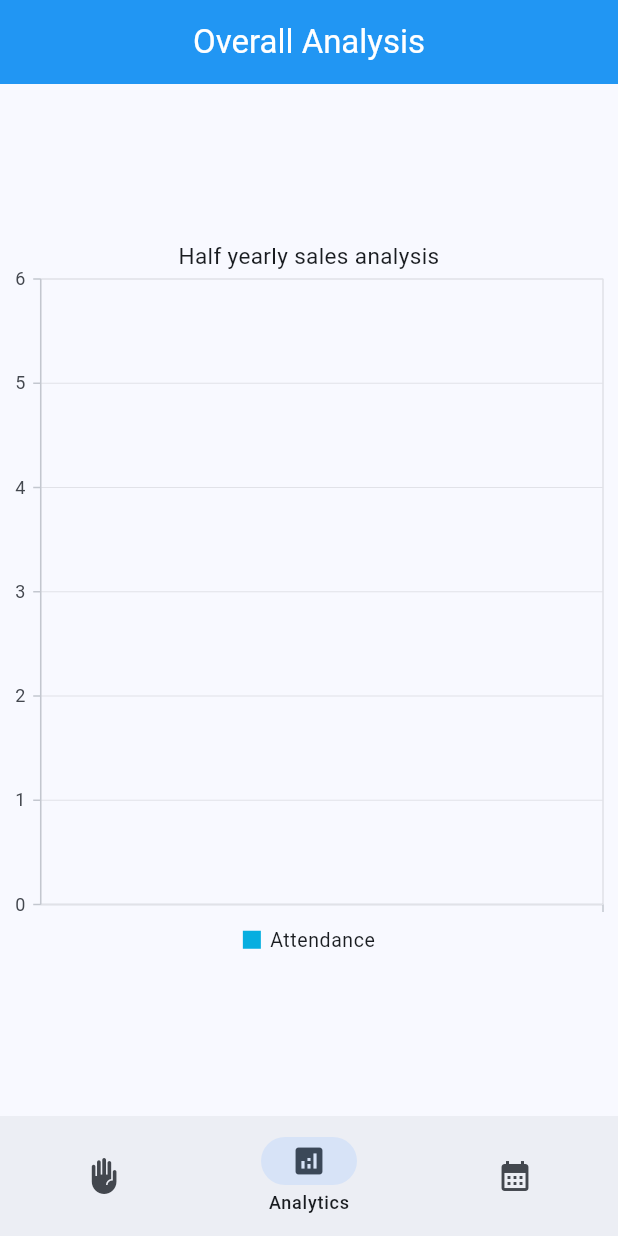
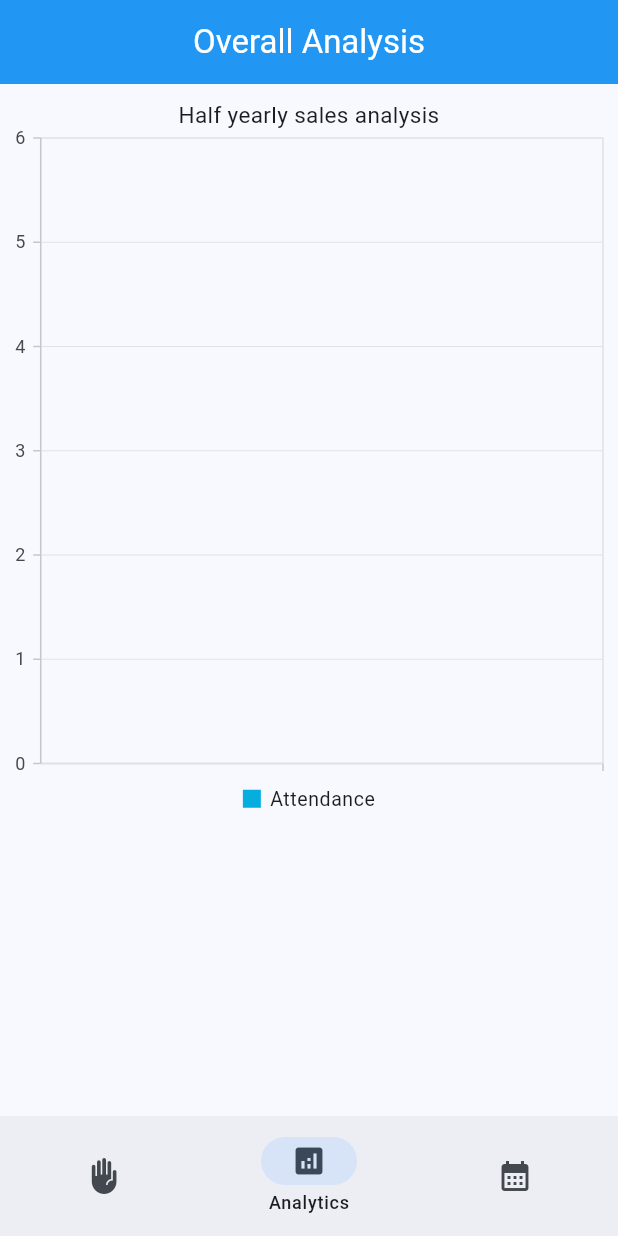
Before and after one commit to Suhail-Sharieff/PROJECT-attendance_app, a Flutter app: the screen it shows after launch, item 2 of the bottom bar chosen, on a phone screen of 412 x 824 dp. Run offline on Flutter 3.47's test engine with Material 3 defaults, Android fonts, the phone set to English and light mode, and no system bars; our stand-ins replace another_flushbar, fluttertoast, freezed_annotation, loading_animation_widget, percent_indicator, sqflite and 2 more; accounts and stored records are empty.

Commit message:
continue tmr

```diff
--- a/lib/pages/common_pages/analytics_page.dart
+++ b/lib/pages/common_pages/analytics_page.dart
@@ -38,7 +38,9 @@ class _AnalyticsPageState extends State<AnalyticsPage> {
   Widget build(BuildContext context) {
     return Scaffold(
       appBar: MyAppBar(title: "Overall Analysis"),
-        body: FutureBuilder(future: fetchClasses(), builder: (c,s){
+        body: Column(
+          children: [
+            FutureBuilder(future: fetchClasses(), builder: (c,s){
               if(s.connectionState==ConnectionState.waiting){
                 return Center(child:CircularProgressIndicator(),);
               }
@@ -65,7 +67,9 @@ class _AnalyticsPageState extends State<AnalyticsPage> {
                       )
                   )
               );
-        })
+            }),
+          ],
+        )
     );
   }
 }
```
Lines whose indentation alone changed are shown as unchanged.
